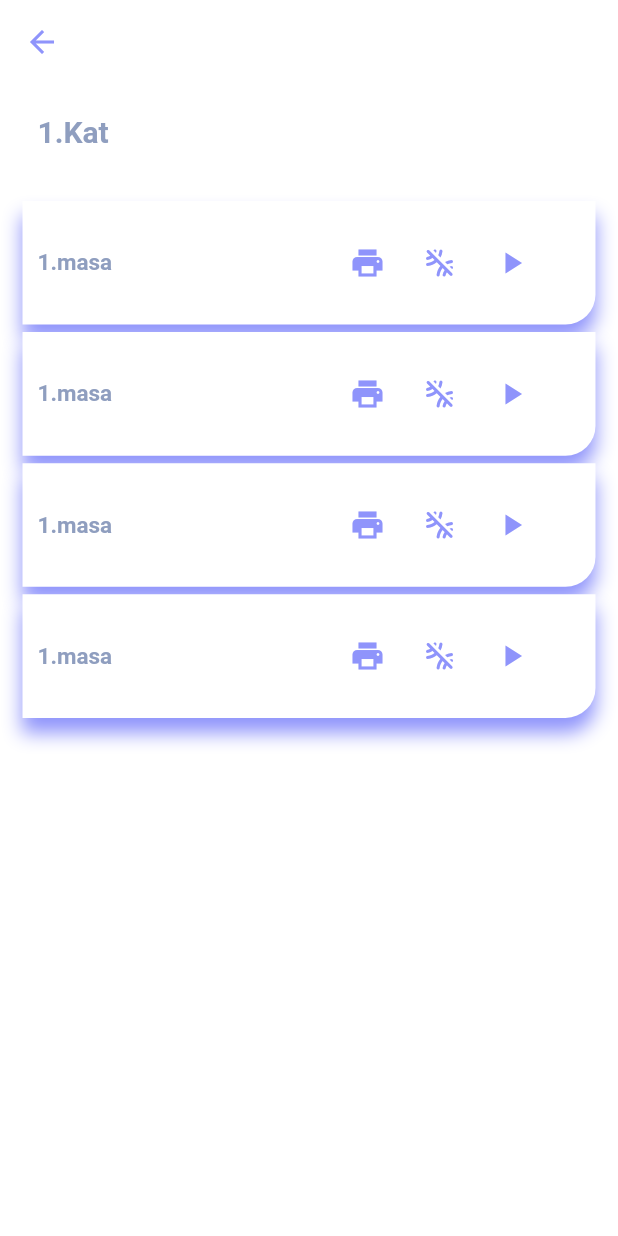
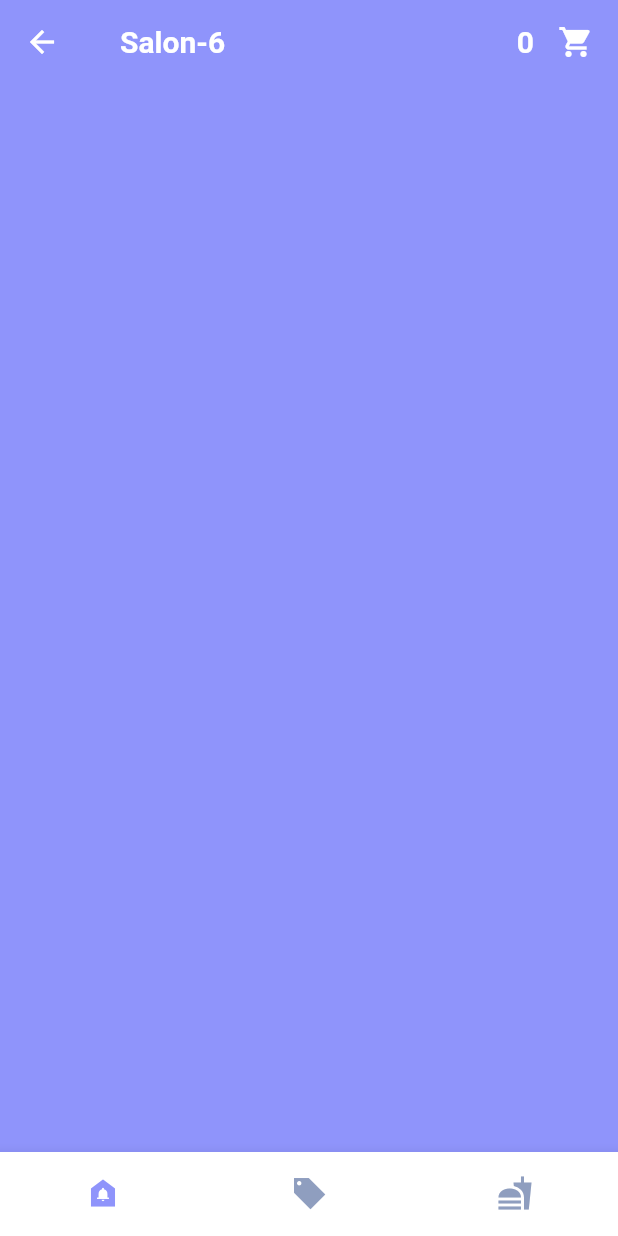
Before and after one commit to MerveCoban1/WaiterApp, a Flutter app: the FloorDetailScreen screen opened directly, after a tap on the "play arrow" icon, on a phone screen of 412 x 824 dp. Run offline on Flutter 3.47's test engine with Material 2 defaults, Android fonts, the phone set to English and light mode, and no system bars.

Commit message:
screen
table_detail_screen

```diff
--- /dev/null
+++ b/lib/views/order_detail_screen.dart
@@ -0,0 +1,15 @@
+import 'package:flutter/material.dart';
+
+class OrderDetail extends StatefulWidget {
+  const OrderDetail({Key? key}) : super(key: key);
+
+  @override
+  _OrderDetailState createState() => _OrderDetailState();
+}
+
+class _OrderDetailState extends State<OrderDetail> {
+  @override
+  Widget build(BuildContext context) {
+    return Container();
+  }
+}
--- /dev/null
+++ b/lib/views/table_screen.dart
@@ -0,0 +1,104 @@
+import 'package:flutter/material.dart';
+import 'package:waiter_app_demo/views/category_screen.dart';
+import 'package:waiter_app_demo/views/product_screen.dart';
+
+import 'order_detail_screen.dart';
+
+class TableScreen extends StatefulWidget {
+  @override
+  State<TableScreen> createState() => _TableScreenState();
+}
+
+class _TableScreenState extends State<TableScreen> {
+  List<Widget> _contents = [];
+  int _activeContentNo = 0;
+
+  @override
+  void initState() {
+    super.initState();
+    _contents = [OrderDetail(), Category(), Product()];
+  }
+
+  @override
+  Widget build(BuildContext context) {
+    return Scaffold(
+      backgroundColor: Color.fromRGBO(143, 148, 251, 1),
+      appBar: buildAppBar(context),
+      body: _contents[_activeContentNo],
+      bottomNavigationBar: buildBottomNavigationBar(),
+    );
+  }
+
+  PreferredSize buildAppBar(BuildContext context) {
+    return PreferredSize(
+      preferredSize: Size.fromHeight(70.0),
+      child: AppBar(
+        iconTheme: IconThemeData(
+          color: Colors.white,
+        ),
+        backgroundColor: Color.fromRGBO(143, 148, 251, 1),
+        elevation: 0.0,
+        actions: [
+          Center(
+            child: Text(
+              "0",
+              style: TextStyle(
+                fontSize: 20.0,
+                fontWeight: FontWeight.bold,
+                color: Colors.white,
+              ),
+            ),
+          ),
+          Padding(
+            padding: EdgeInsets.symmetric(horizontal: 16),
+            child: Icon(Icons.shopping_cart),
+          ),
+        ],
+        title: Padding(
+          padding: const EdgeInsets.only(left: 8.0),
+          child: Align(
+            alignment: Alignment.topLeft,
+            child: Text(
+              "Salon-6",
+              style: TextStyle(
+                fontSize: 20.0,
+                fontWeight: FontWeight.bold,
+                color: Colors.white,
+              ),
+            ),
+          ),
+        ),
+      ),
+    );
+  }
+
+  BottomNavigationBar buildBottomNavigationBar() {
+    return BottomNavigationBar(
+      backgroundColor: Colors.white,
+      currentIndex: _activeContentNo,
+      selectedItemColor: Color.fromRGBO(143, 148, 251, 1),
+      unselectedItemColor: Color.fromRGBO(143, 158, 191, 1),
+      showSelectedLabels: false,
+      showUnselectedLabels: false,
+      items: [
+        BottomNavigationBarItem(
+          icon: Icon(Icons.doorbell),
+          label: "",
+        ),
+        BottomNavigationBarItem(
+          icon: Icon(Icons.local_offer_sharp),
+          label: "",
+        ),
+        BottomNavigationBarItem(
+          icon: Icon(Icons.fastfood_sharp),
+          label: "",
+        ),
+      ],
+      onTap: (int tiklananButonPozisyonNo) {
+        setState(() {
+          _activeContentNo = tiklananButonPozisyonNo;
+        });
+      },
+    );
+  }
+}
--- a/lib/widgets/floor_detail_card.dart
+++ b/lib/widgets/floor_detail_card.dart
@@ -1,4 +1,6 @@
 import 'package:flutter/material.dart';
+import 'package:waiter_app_demo/views/category_screen.dart';
+import 'package:waiter_app_demo/views/table_screen.dart';
 
 class FloorDetailCard extends StatefulWidget{
   var floorName;
@@ -75,6 +77,7 @@ class _FloorDetailCardState extends State<FloorDetailCard> {
                     color: Color.fromRGBO(143, 148, 251, 1),
                     onPressed: () {
                       debugPrint("Butona tıklandı");
+                      Navigator.push(context, MaterialPageRoute(builder: (context)=>TableScreen()));
                     },
                     iconSize: 24,
                   ),
--- a/pubspec.yaml
+++ b/pubspec.yaml
@@ -30,7 +30,6 @@ dependencies:
   flutter:
     sdk: flutter
 
-
   # The following adds the Cupertino Icons font to your application.
   # Use with the CupertinoIcons class for iOS style icons.
   cupertino_icons: ^1.0.2
@@ -38,6 +37,7 @@ dependencies:
 dev_dependencies:
   flutter_test:
     sdk: flutter
+
 
   # The "flutter_lints" package below contains a set of recommended lints to
   # encourage good coding practices. The lint set provided by the package is
```
Also changed, not shown: lib/views/category_screen.dart (added, +45 -0 lines), lib/views/product_screen.dart (added, +15 -0 lines), flutter_01.png (added), pubspec.lock, 1 other file.
